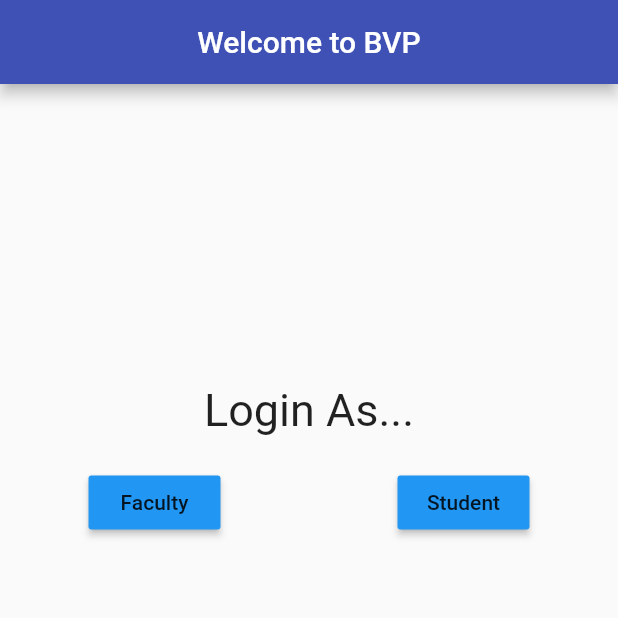
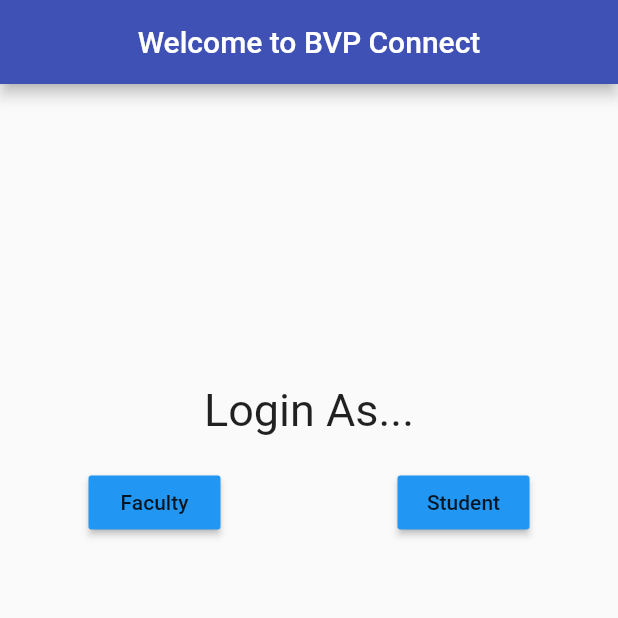
Before and after one commit to Srishtigarg25/BVP-Connect, a Flutter app: the screen it shows after launch, on a phone screen of 412 x 824 dp, the top half of it. Run offline on Flutter 3.47's test engine with Material 2 defaults, Android fonts, the phone set to English and light mode, and no system bars.

Commit message:
changed the app bar title

```diff
--- a/lib/main.dart
+++ b/lib/main.dart
@@ -26,7 +26,7 @@ class BaseApp extends StatelessWidget {
         title: Container(
           width: double.infinity,
           child: Text(
-            "Welcome to BVP",
+            "Welcome to BVP Connect",
             textAlign: TextAlign.center,
           ),
         ),
```
